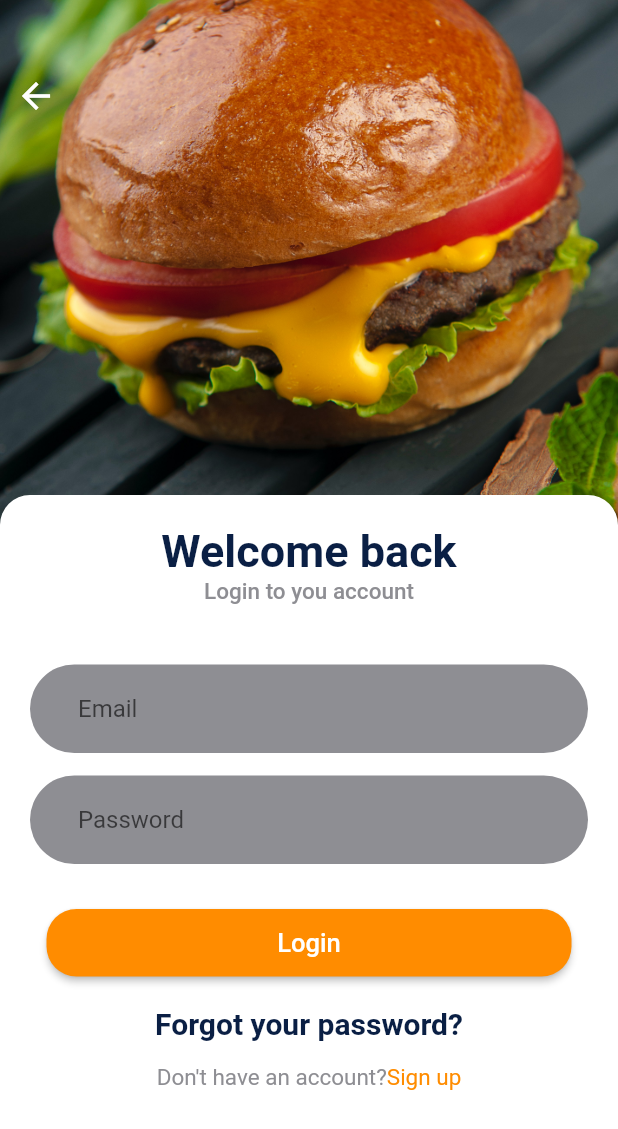
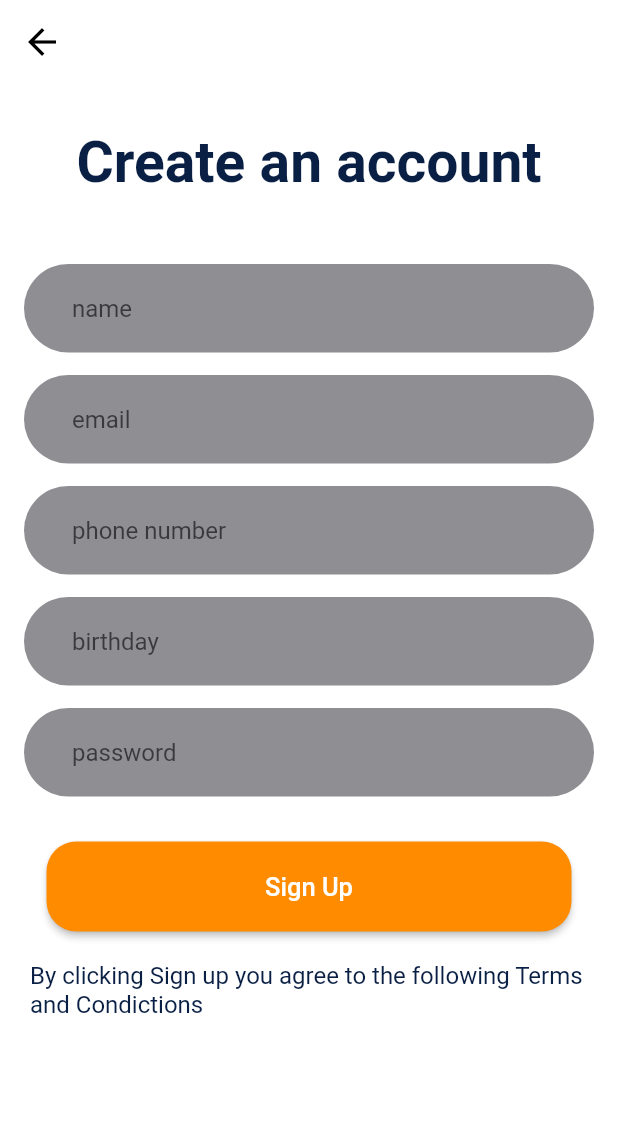
Before and after one commit to emantena/delivery_app, a Flutter app: the LoginPage screen opened by its route, after a tap on "Sign up", on a phone screen of 412 x 824 dp. Shown: the top 1129 px of the screen. Run offline on Flutter 3.47's test engine with Material 2 defaults, Android fonts, the phone set to English and light mode, and no system bars.

Commit message:
sign up
creation sign up page

```diff
--- a/lib/src/pages/login_page.dart
+++ b/lib/src/pages/login_page.dart
@@ -96,7 +96,9 @@ class LoginPage extends StatelessWidget {
                               ),
                             ),
                             GestureDetector(
-                              onTap: () {},
+                              onTap: () {
+                                Navigator.pushNamed(context, 'sign-up');
+                              },
                               child: Text(
                                 "Sign up",
                                 style: TextStyle(
--- /dev/null
+++ b/lib/src/pages/sign-up-page.dart
@@ -0,0 +1,193 @@
+import 'package:flutter/material.dart';
+
+import '../colors/app_color.dart';
+import '../widgets/back_button.dart';
+
+class SignUpPage extends StatelessWidget {
+  const SignUpPage({Key? key}) : super(key: key);
+
+  @override
+  Widget build(BuildContext context) {
+    return Scaffold(
+      appBar: AppBar(
+        backgroundColor: Colors.white,
+        elevation: 0,
+        leading: Builder(
+          builder: (context) {
+            return backButton(context: context, color: Colors.black);
+          },
+        ),
+      ),
+      body: Column(
+        mainAxisAlignment: MainAxisAlignment.spaceBetween,
+        children: [
+          Center(
+            child: Column(
+              children: [
+                Container(
+                  padding: const EdgeInsets.all(30),
+                  child: Text(
+                    "Create an account",
+                    style: TextStyle(
+                      color: AppColor.primary,
+                      fontWeight: FontWeight.bold,
+                      fontSize: 38,
+                    ),
+                  ),
+                ),
+                _userNameTextField(),
+                _emailTextField(),
+                _phoneNumberTextField(),
+                _birthDayTextField(),
+                _passwordTextField(),
+                _signUpButton(context),
+                Container(
+                  padding: const EdgeInsets.all(20),
+                  // margin: const EdgeInsets.only(top: 20),
+                  child: Text(
+                    "By clicking Sign up you agree to the following Terms and Condictions",
+                    style: TextStyle(
+                      color: AppColor.primary,
+                      fontSize: 16,
+                    ),
+                  ),
+                )
+              ],
+            ),
+          ),
+        ],
+      ),
+    );
+  }
+
+  Widget _userNameTextField() {
+    return Container(
+      width: 380,
+      margin: const EdgeInsets.only(top: 15),
+      padding: const EdgeInsets.only(left: 20),
+      decoration: BoxDecoration(
+        borderRadius: BorderRadius.circular(30),
+        color: const Color.fromRGBO(142, 142, 147, 1.2),
+      ),
+      child: const TextField(
+        decoration: InputDecoration(
+          hintText: "name",
+          border: OutlineInputBorder(
+            borderSide: BorderSide.none,
+          ),
+        ),
+      ),
+    );
+  }
+
+  Widget _emailTextField() {
+    return Container(
+      width: 380,
+      margin: const EdgeInsets.only(top: 15),
+      padding: const EdgeInsets.only(left: 20),
+      decoration: BoxDecoration(
+        borderRadius: BorderRadius.circular(30),
+        color: const Color.fromRGBO(142, 142, 147, 1.2),
+      ),
+      child: const TextField(
+        keyboardType: TextInputType.emailAddress,
+        decoration: InputDecoration(
+          hintText: "email",
+          border: OutlineInputBorder(
+            borderSide: BorderSide.none,
+          ),
+        ),
+      ),
+    );
+  }
+
+  Widget _phoneNumberTextField() {
+    return Container(
+      width: 380,
+      margin: const EdgeInsets.only(top: 15),
+      padding: const EdgeInsets.only(left: 20),
+      decoration: BoxDecoration(
+        borderRadius: BorderRadius.circular(30),
+        color: const Color.fromRGBO(142, 142, 147, 1.2),
+      ),
+      child: const TextField(
+        keyboardType: TextInputType.phone,
+        decoration: InputDecoration(
+          hintText: "phone number",
+          border: OutlineInputBorder(
+            borderSide: BorderSide.none,
+          ),
+        ),
+      ),
+    );
+  }
+
+  Widget _birthDayTextField() {
+    return Container(
+      width: 380,
+      margin: const EdgeInsets.only(top: 15),
+      padding: const EdgeInsets.only(left: 20),
+      decoration: BoxDecoration(
+        borderRadius: BorderRadius.circular(30),
+        color: const Color.fromRGBO(142, 142, 147, 1.2),
+      ),
+      child: const TextField(
+        keyboardType: TextInputType.datetime,
+        decoration: InputDecoration(
+          hintText: "birthday",
+          border: OutlineInputBorder(
+            borderSide: BorderSide.none,
+          ),
+        ),
+      ),
+    );
+  }
+
+  Widget _passwordTextField() {
+    return Container(
+      width: 380,
+      margin: const EdgeInsets.only(top: 15),
+      padding: const EdgeInsets.only(left: 20),
+      decoration: BoxDecoration(
+        borderRadius: BorderRadius.circular(30),
+        color: const Color.fromRGBO(142, 142, 147, 1.2),
+      ),
+      child: const TextField(
+        obscureText: true,
+        decoration: InputDecoration(
+          hintText: "password",
+          border: OutlineInputBorder(
+            borderSide: BorderSide.none,
+          ),
+        ),
+      ),
+    );
+  }
+
+  Widget _signUpButton(BuildContext context) {
+    return Container(
+      width: 350,
+      height: 60,
+      margin: const EdgeInsets.only(top: 30),
+      child: ElevatedButton(
+        style: ButtonStyle(
+          backgroundColor: MaterialStateProperty.all(
+            Theme.of(context).colorScheme.secondary,
+          ),
+          shape: MaterialStateProperty.all(
+            RoundedRectangleBorder(
+              borderRadius: BorderRadius.circular(20),
+            ),
+          ),
+        ),
+        onPressed: () {},
+        child: const Text(
+          'Sign Up',
+          style: TextStyle(
+            fontSize: 17,
+          ),
+        ),
+      ),
+    );
+  }
+}
--- a/lib/src/routes/app_route.dart
+++ b/lib/src/routes/app_route.dart
@@ -1,12 +1,14 @@
 import 'package:flutter/material.dart';
 
 // Pages
-import '../pages/forgot_password_page.dart';
-import '../pages/login_page.dart';
-import '../pages/welcome_page.dart';
+import 'package:delivery_app/src/pages/forgot_password_page.dart';
+import 'package:delivery_app/src/pages/login_page.dart';
+import 'package:delivery_app/src/pages/welcome_page.dart';
+import 'package:delivery_app/src/pages/sign-up-page.dart';
 
 final appRoute = <String, WidgetBuilder>{
   "welcome": (BuildContext context) => const WelcomePage(),
   "login": (BuildContext context) => const LoginPage(),
   "forgot-password": (context) => const ForgotPasswordPage(),
+  "sign-up": (context) => const SignUpPage(),
 };
```
